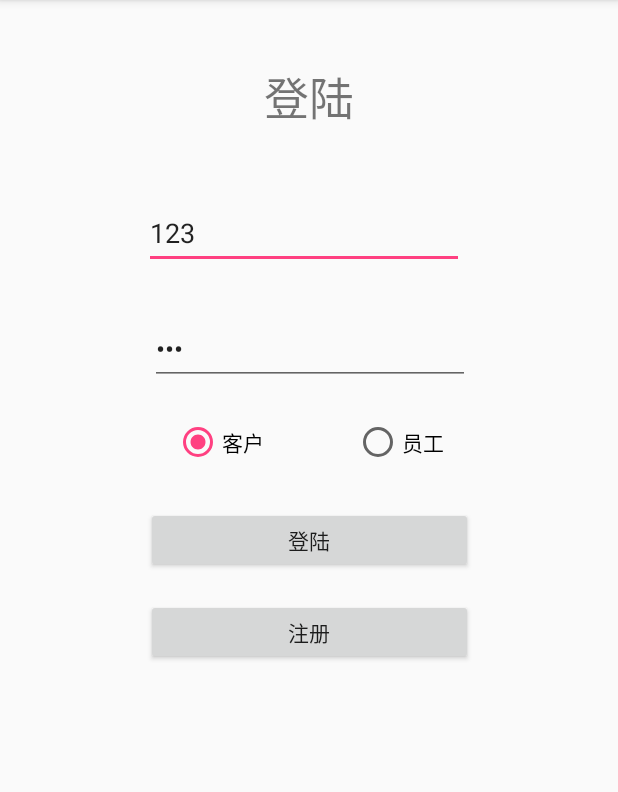
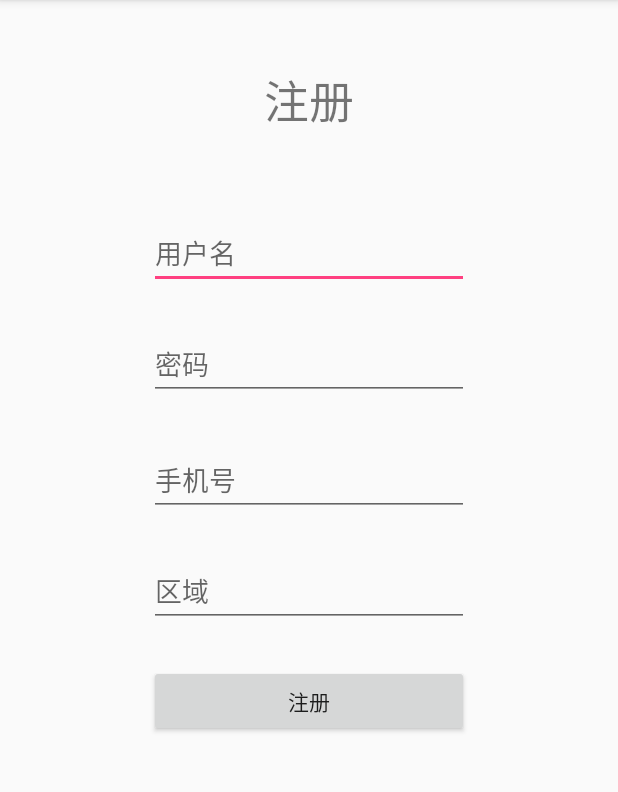
Before and after one commit to RoyYi1995/Housekeeping, an Android app: the screen it shows after launch (LoginActivity before the commit, SignUpAcitity after it), after a tap on "注册", on a phone screen of 412 x 824 dp, the part 84-876 px from its top. Run offline under Robolectric (Android 15) with nearby library versions, the phone set to English and light mode, and no system bars; our stand-ins replace ButterKnife.

Commit message:
1.注册页 2.网络操作类

```diff
--- a/app/build.gradle
+++ b/app/build.gradle
@@ -32,8 +32,8 @@ dependencies {
     compile 'io.reactivex:rxandroid:1.2.1'
     compile 'com.zhy:base-rvadapter:3.0.3'
     compile 'com.jakewharton:butterknife:8.5.1'
-    apt 'com.jakewharton:butterknife-compiler:8.5.1'
     compile 'com.android.support:appcompat-v7:26.+'
     compile 'com.android.support.constraint:constraint-layout:1.0.2'
     testCompile 'junit:junit:4.12'
+    apt 'com.jakewharton:butterknife-compiler:8.5.1'
 }
--- a/app/src/main/AndroidManifest.xml
+++ b/app/src/main/AndroidManifest.xml
@@ -1,13 +1,16 @@
 <?xml version="1.0" encoding="utf-8"?>
 <manifest xmlns:android="http://schemas.android.com/apk/res/android"
     package="com.jack.housekeeping">
-    <uses-permission android:name="android.permission.INTERNET"/>
+
+    <uses-permission android:name="android.permission.INTERNET" />
+
     <application
         android:allowBackup="true"
         android:icon="@mipmap/ic_launcher"
         android:label="@string/app_name"
         android:roundIcon="@mipmap/ic_launcher_round"
         android:supportsRtl="true"
+        android:name=".activity.MyApplication"
         android:theme="@style/AppTheme">
         <activity android:name=".activity.LoginActivity">
             <intent-filter>
@@ -16,6 +19,7 @@
                 <category android:name="android.intent.category.LAUNCHER" />
             </intent-filter>
         </activity>
+        <activity android:name=".activity.SignUpAcitity"/>
     </application>
 
 </manifest>
--- a/app/src/main/java/com/jack/housekeeping/activity/LoginActivity.java
+++ b/app/src/main/java/com/jack/housekeeping/activity/LoginActivity.java
@@ -1,5 +1,6 @@
 package com.jack.housekeeping.activity;
 
+import android.content.Intent;
 import android.os.Bundle;
 import android.support.v7.app.AppCompatActivity;
 import android.view.View;
@@ -8,9 +9,9 @@ import android.widget.RadioButton;
 
 import com.jack.housekeeping.R;
 import com.jack.housekeeping.presenter.HttpRequestServer;
+import com.jack.housekeeping.utils.ResponseUtil;
 import com.socks.library.KLog;
 
-import java.io.IOException;
 import java.util.HashMap;
 import java.util.Map;
 
@@ -45,8 +46,19 @@ public class LoginActivity extends AppCompatActivity {
                 doLogin();
                 break;
             case R.id.signUp_btn:
+                doSignUp();
                 break;
         }
+    }
+
+    private void doSignUp() {
+        Intent intent = new Intent(this, SignUpAcitity.class);
+        if (customerRb.isChecked()) {
+            intent.putExtra("userType", "custom");
+        } else {
+            intent.putExtra("userType", "employee");
+        }
+        startActivity(intent);
     }
 
     private void doLogin() {
@@ -67,10 +79,8 @@ public class LoginActivity extends AppCompatActivity {
 
             @Override
             public void onNext(ResponseBody responseBody) {
-                try {
-                    KLog.i(responseBody.string());
-                } catch (IOException e) {
-                    e.printStackTrace();
+                if (ResponseUtil.verify(responseBody)) {
+
                 }
             }
         });
--- /dev/null
+++ b/app/src/main/java/com/jack/housekeeping/activity/MyApplication.java
@@ -0,0 +1,20 @@
+package com.jack.housekeeping.activity;
+
+import android.app.Application;
+
+import com.jack.housekeeping.utils.ToastUtil;
+
+/**
+ * Created by admin
+ * Class Describe :
+ * <p>
+ * on 2017/10/24.
+ */
+
+public class MyApplication extends Application {
+    @Override
+    public void onCreate() {
+        ToastUtil.getInstance().init(getApplicationContext());
+        super.onCreate();
+    }
+}
--- /dev/null
+++ b/app/src/main/java/com/jack/housekeeping/activity/SignUpAcitity.java
@@ -0,0 +1,77 @@
+package com.jack.housekeeping.activity;
+
+import android.os.Bundle;
+import android.support.v7.app.AppCompatActivity;
+import android.widget.EditText;
+
+import com.jack.housekeeping.R;
+import com.jack.housekeeping.presenter.HttpRequestServer;
+import com.socks.library.KLog;
+
+import java.io.IOException;
+import java.util.HashMap;
+import java.util.Map;
+
+import butterknife.BindView;
+import butterknife.ButterKnife;
+import butterknife.OnClick;
+import okhttp3.ResponseBody;
+import rx.Subscriber;
+
+public class SignUpAcitity extends AppCompatActivity {
+
+    @BindView(R.id.name_et)
+    EditText nameEt;
+    @BindView(R.id.password_et)
+    EditText passwordEt;
+    @BindView(R.id.phone_et)
+    EditText phoneEt;
+    @BindView(R.id.area_et)
+    EditText areaEt;
+
+    private static final String SIGN_UP_URL = "/customer/signUp";
+    @Override
+    protected void onCreate(Bundle savedInstanceState) {
+        super.onCreate(savedInstanceState);
+        setContentView(R.layout.activity_sign_up_acitity);
+        ButterKnife.bind(this);
+    }
+
+    @OnClick(R.id.button)
+    public void onViewClicked() {
+        signUp();
+    }
+
+    /**
+     * 注册
+     */
+    private void signUp() {
+        String name = nameEt.getText().toString();
+        String password = passwordEt.getText().toString();
+        String phone = phoneEt.getText().toString();
+        String area = areaEt.getText().toString();
+        Map<String,String> map = new HashMap<>();
+        map.put("username",name);
+        map.put("password",password);
+        map.put("phonenumber",phone);
+        map.put("area",area);
+        HttpRequestServer.create(this).doGet(SIGN_UP_URL, map, new Subscriber<ResponseBody>() {
+            @Override
+            public void onCompleted() {
+            }
+
+            @Override
+            public void onError(Throwable e) {
+            }
+
+            @Override
+            public void onNext(ResponseBody responseBody) {
+                try {
+                    KLog.i(responseBody.string());
+                } catch (IOException e) {
+                    e.printStackTrace();
+                }
+            }
+        });
+    }
+}
--- /dev/null
+++ b/app/src/main/java/com/jack/housekeeping/utils/ToastUtil.java
@@ -0,0 +1,36 @@
+package com.jack.housekeeping.utils;
+
+import android.content.Context;
+import android.widget.Toast;
+
+/**
+ * Created by admin
+ * Class Describe :
+ * <p> 自定义打印格式
+ * on 2017/10/24.
+ */
+
+public class ToastUtil {
+
+    private  Context context;
+
+    private static ToastUtil toastUtil;
+
+    private ToastUtil() {
+    }
+
+    public static ToastUtil getInstance(){
+        if (toastUtil == null){
+            toastUtil = new ToastUtil();
+        }
+        return toastUtil;
+    }
+
+    public void init(Context context){
+        this.context = context;
+    }
+
+    public void log(String message){
+        Toast.makeText(context,message,Toast.LENGTH_SHORT).show();
+    }
+}
--- /dev/null
+++ b/app/src/main/res/layout/activity_sign_up_acitity.xml
@@ -0,0 +1,79 @@
+<?xml version="1.0" encoding="utf-8"?>
+<RelativeLayout
+    xmlns:android="http://schemas.android.com/apk/res/android"
+    xmlns:app="http://schemas.android.com/apk/res-auto"
+    xmlns:tools="http://schemas.android.com/tools"
+    android:layout_width="match_parent"
+    android:layout_height="match_parent"
+    tools:context="com.jack.housekeeping.activity.SignUpAcitity">
+
+    <TextView
+        android:id="@+id/textView3"
+        android:layout_width="wrap_content"
+        android:layout_height="wrap_content"
+        android:layout_alignParentTop="true"
+        android:layout_centerHorizontal="true"
+        android:layout_marginTop="44dp"
+        android:textSize="30sp"
+        android:text="注册" />
+
+    <EditText
+        android:id="@+id/name_et"
+        android:layout_width="wrap_content"
+        android:layout_height="wrap_content"
+        android:layout_marginTop="55dp"
+        android:ems="10"
+        android:inputType="textPersonName"
+        android:hint="用户名"
+        android:layout_below="@+id/textView3"
+        android:layout_centerHorizontal="true" />
+
+    <EditText
+        android:id="@+id/password_et"
+        android:layout_width="wrap_content"
+        android:layout_height="wrap_content"
+        android:layout_marginTop="26dp"
+        android:ems="10"
+        android:inputType="textPersonName"
+        android:hint="密码"
+        android:layout_below="@+id/name_et"
+        android:layout_alignLeft="@+id/name_et"
+        android:layout_alignStart="@+id/name_et" />
+
+    <EditText
+        android:id="@+id/phone_et"
+        android:layout_width="wrap_content"
+        android:layout_height="wrap_content"
+        android:layout_marginTop="29dp"
+        android:ems="10"
+        android:inputType="textPersonName"
+        android:hint="手机号"
+        android:layout_below="@+id/password_et"
+        android:layout_alignLeft="@+id/password_et"
+        android:layout_alignStart="@+id/password_et" />
+
+    <EditText
+        android:id="@+id/area_et"
+        android:layout_width="wrap_content"
+        android:layout_height="wrap_content"
+        android:layout_alignLeft="@+id/phone_et"
+        android:layout_alignStart="@+id/phone_et"
+        android:layout_below="@+id/phone_et"
+        android:layout_marginTop="26dp"
+        android:ems="10"
+        android:hint="区域"
+        android:inputType="textPersonName" />
+
+    <Button
+        android:id="@+id/button"
+        android:layout_width="wrap_content"
+        android:layout_height="wrap_content"
+        android:layout_alignEnd="@+id/area_et"
+        android:layout_alignLeft="@+id/area_et"
+        android:layout_alignRight="@+id/area_et"
+        android:layout_alignStart="@+id/area_et"
+        android:layout_below="@+id/area_et"
+        android:layout_marginTop="25dp"
+        android:text="注册" />
+
+</RelativeLayout>
```
Also changed, not shown: app/src/main/java/com/jack/housekeeping/bean/User.java (added, +11 -0 lines), app/src/main/java/com/jack/housekeeping/utils/GsonFactory.java (added, +26 -0 lines), app/src/main/java/com/jack/housekeeping/utils/ResponseUtil.java (added, +64 -0 lines).
